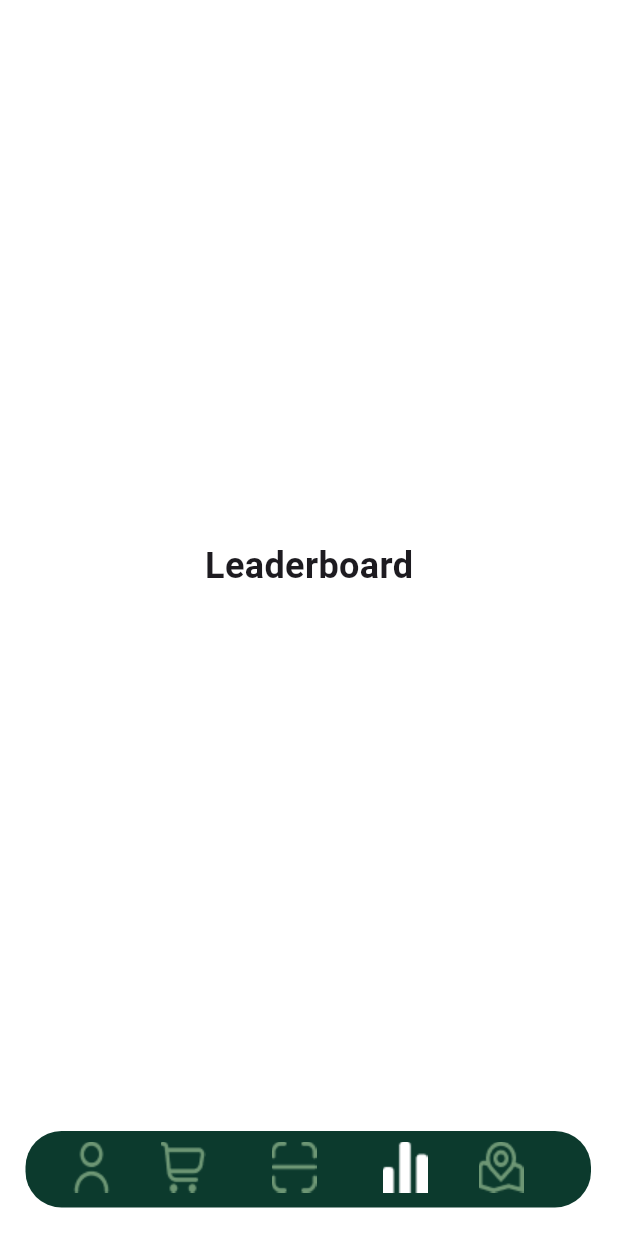
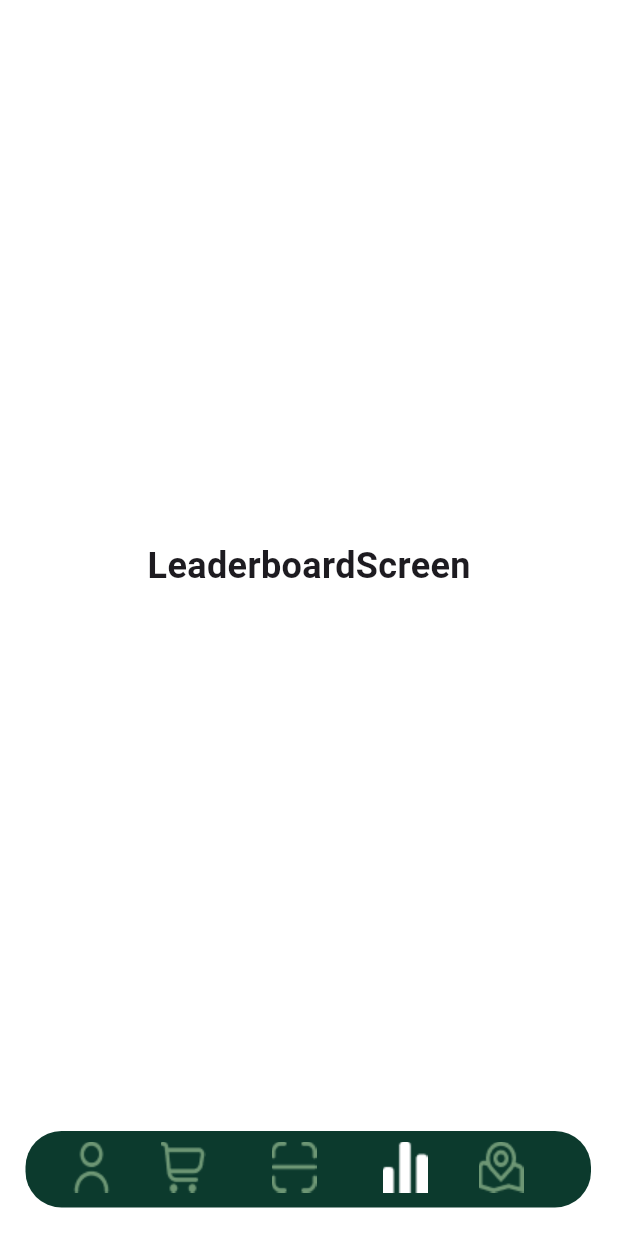
Before and after one commit to danaa-zh/ecoscan, a Flutter app: the LeaderboardPage screen opened directly, on a phone screen of 412 x 824 dp. Run offline on Flutter 3.47's test engine with Material 3 defaults, Android fonts, the phone set to English and light mode, and no system bars; missing offline and left inert: mobile_scanner.

Commit message:
1 more testing change

```diff
--- a/lib/pages/leaderboard.dart
+++ b/lib/pages/leaderboard.dart
@@ -11,7 +11,7 @@ class LeaderboardPage extends StatelessWidget {
       backgroundColor: AppColors.white,
       body: const Center(
         child: Text(
-          'Leaderboard',
+          'LeaderboardScreen',
           style: TextStyle(
             fontSize: 24,
             fontWeight: FontWeight.w600,
```
